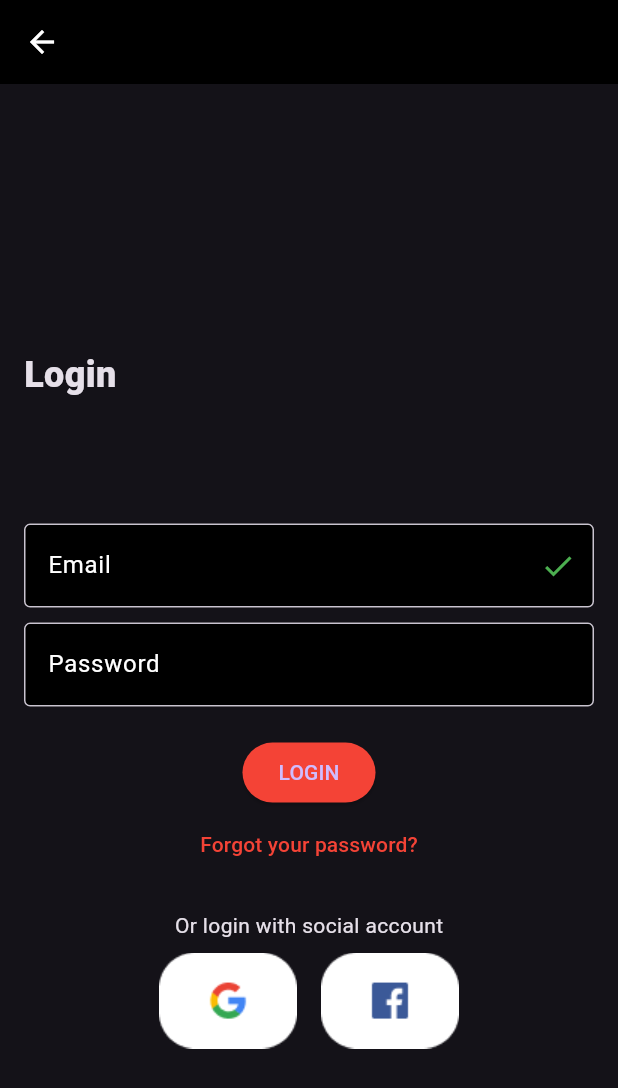
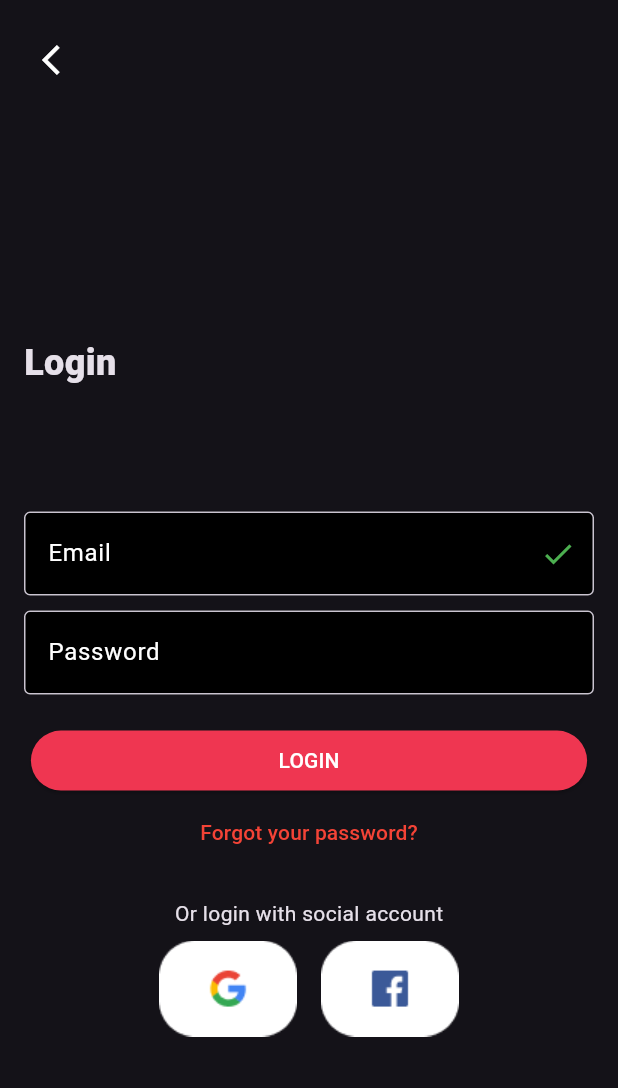
Before and after one commit to hetsaraiya/Infinite-wishes, a Flutter app: the screen it shows after launch, after a tap on "Login", on a phone screen of 412 x 824 dp. Shown: the top 1088 px of the screen. Run offline on Flutter 3.47's test engine with Material 3 defaults, Android fonts, the phone set to English and light mode, and no system bars; our stand-ins replace google_fonts, hexcolor; Roboto replaces fonts that are missing (Metrophobic).

Commit message:
seacond changes

```diff
--- a/infinitewishes/lib/Pages/login_page.dart
+++ b/infinitewishes/lib/Pages/login_page.dart
@@ -1,5 +1,6 @@
 import 'package:flutter/material.dart';
 import 'package:google_fonts/google_fonts.dart';
+import 'package:hexcolor/hexcolor.dart';
 import 'package:infinitewishes/Pages/forgot_password_page.dart';
 
 class LoginPage extends StatelessWidget {
@@ -7,19 +8,22 @@ class LoginPage extends StatelessWidget {
   Widget build(BuildContext context) {
     final double screenWidth = MediaQuery.of(context).size.width;
     return Scaffold(
-      appBar: AppBar(
-        leading: IconButton(
-          icon: Icon(Icons.arrow_back),
-          onPressed: () {
-            // Add back button functionality here
-            Navigator.pop(context);
-          },
-        ),
-      ),
       body: Padding(
         padding: const EdgeInsets.all(16.0),
         child: Column(
           children: [
+            Align(
+              alignment: Alignment.topLeft,
+              child: IconButton(
+                icon: Icon(
+                  Icons.arrow_back_ios,
+                  color: Colors.white,
+                ),
+                onPressed: () {
+                  Navigator.pop(context);
+                },
+              ),
+            ),
             Align(
               alignment: Alignment.topLeft,
               child: Padding(
@@ -52,11 +56,18 @@ class LoginPage extends StatelessWidget {
               obscureText: true,
             ),
             SizedBox(height: 20),
-            ElevatedButton(
-              onPressed: () {
-                // Login functionality here
-              },
-              child: Text('LOGIN'),
+            SizedBox(
+              width: screenWidth * 0.9,
+              child: ElevatedButton(
+                style: ElevatedButton.styleFrom(
+                  backgroundColor: HexColor("#EF3651"),
+                  foregroundColor: Colors.white,
+                ),
+                onPressed: () {
+                  // Sign up functionality here
+                },
+                child: const Text('LOGIN'),
+              ),
             ),
             TextButton(
               onPressed: () {
@@ -89,18 +100,7 @@ class LoginPage extends StatelessWidget {
                       },
                       child: Image.asset("assets/images/Facebook.png")),
                 ),
-                // IconButton(
-                //   icon: Icon(Icons.g_mobiledata, size: 50),
-                //   onPressed: () {
-                //     // Google sign up functionality here
-                //   },
-                // ),
-                // IconButton(
-                //   icon: Icon(Icons.facebook, size: 50),
-                //   onPressed: () {
-                //     // Facebook sign up functionality here
-                //   },
-                // ),
+
               ],
             ),
           ],
--- a/infinitewishes/lib/Pages/signup_page.dart
+++ b/infinitewishes/lib/Pages/signup_page.dart
@@ -1,3 +1,4 @@
+import 'package:flutter/cupertino.dart';
 import 'package:flutter/material.dart';
 import 'package:google_fonts/google_fonts.dart';
 import 'package:hexcolor/hexcolor.dart';
@@ -18,7 +19,7 @@ class SignUpPage extends StatelessWidget {
                 alignment: Alignment.topLeft,
                 child: IconButton(
                   icon: Icon(
-                    Icons.arrow_back,
+                    Icons.arrow_back_ios,
                     color: Colors.white,
                   ),
                   onPressed: () {},
@@ -108,18 +109,6 @@ class SignUpPage extends StatelessWidget {
                         },
                         child: Image.asset("assets/images/Facebook.png")),
                   ),
-                  // IconButton(
-                  //   icon: Icon(Icons.g_mobiledata, size: 50),
-                  //   onPressed: () {
-                  //     // Google sign up functionality here
-                  //   },
-                  // ),
-                  // IconButton(
-                  //   icon: Icon(Icons.facebook, size: 50),
-                  //   onPressed: () {
-                  //     // Facebook sign up functionality here
-                  //   },
-                  // ),
                 ],
               ),
             ],
```
Also changed, not shown: infinitewishes/lib/Pages/Home_Page.dart (added, +13 -0 lines), infinitewishes/lib/Pages/forgot_password_page.dart (+12 -8 lines).
